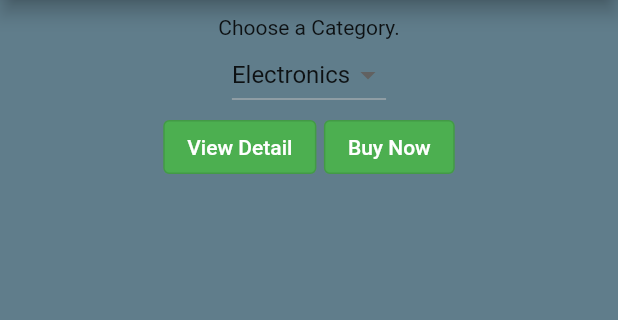
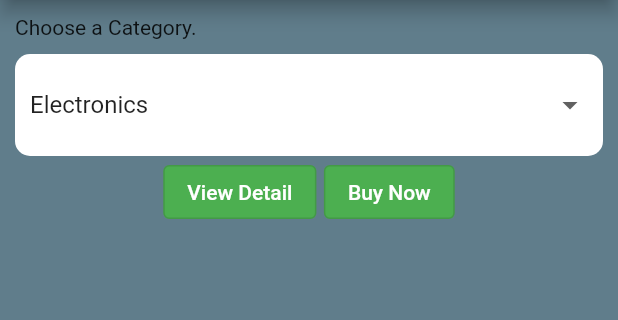
Before and after one commit to MrHamaad/productselection, a Flutter app: the screen it shows after launch, on a phone screen of 412 x 824 dp, the part 84-404 px from its top. Run offline on Flutter 3.47's test engine with Material 3 defaults, Android fonts, the phone set to English and light mode, and no system bars.

Commit message:
hide debug banner

```diff
--- a/lib/main.dart
+++ b/lib/main.dart
@@ -8,6 +8,7 @@ class MyApp extends StatelessWidget {
   @override
   Widget build(BuildContext context) {
     return MaterialApp(
+      debugShowCheckedModeBanner: false,
       theme: ThemeData(
         primarySwatch: Colors.green,
         useMaterial3: false,
@@ -51,8 +52,20 @@ class _ProductSelectionState extends State<ProductSelection> {
       ),
       child: Column(
       children: [
-        Text("Choose a Category."),
-        DropdownButton(
+        Align(
+            alignment: Alignment.topLeft,
+            child: Text("Choose a Category.")),
+        const SizedBox(height: 10,),
+        Container(
+          width: double.infinity,
+          padding: EdgeInsets.all(10),
+          decoration: BoxDecoration(
+            color: Colors.white,
+            borderRadius: BorderRadius.circular(10),
+          ),
+          child: DropdownButtonHideUnderline(
+            child: DropdownButton(
+              isExpanded: true,
                 items: items.map((item)=>
                    DropdownMenuItem(
                     value: item,
@@ -65,6 +78,8 @@ class _ProductSelectionState extends State<ProductSelection> {
                     _selectedCategory = category;
                   });
             }),
+          ),
+        ),
         Row(
           mainAxisAlignment: MainAxisAlignment.center,
           children: [
```
Lines whose indentation alone changed are shown as unchanged.
